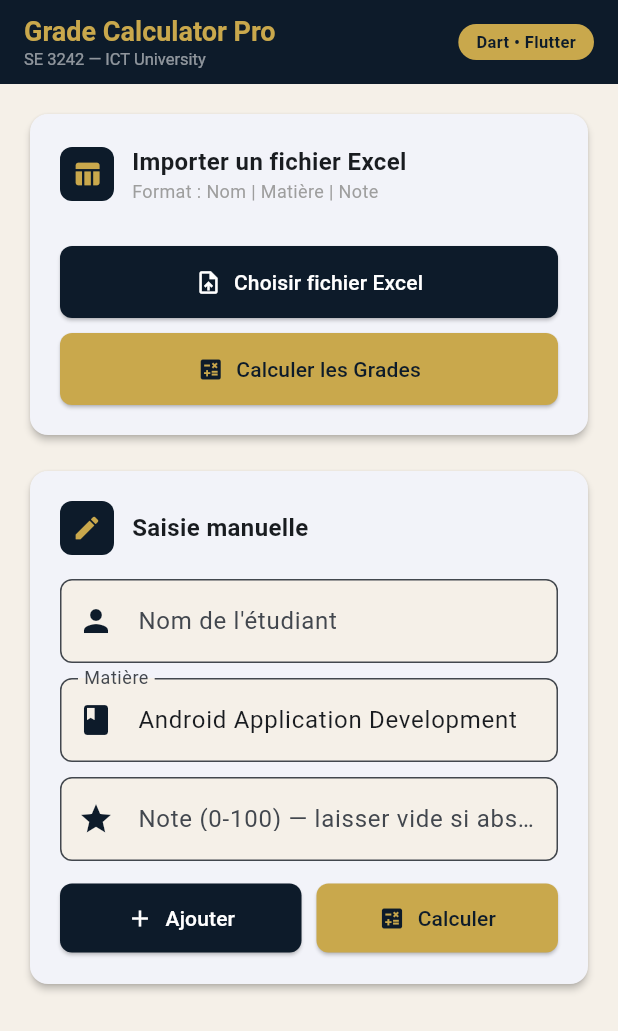
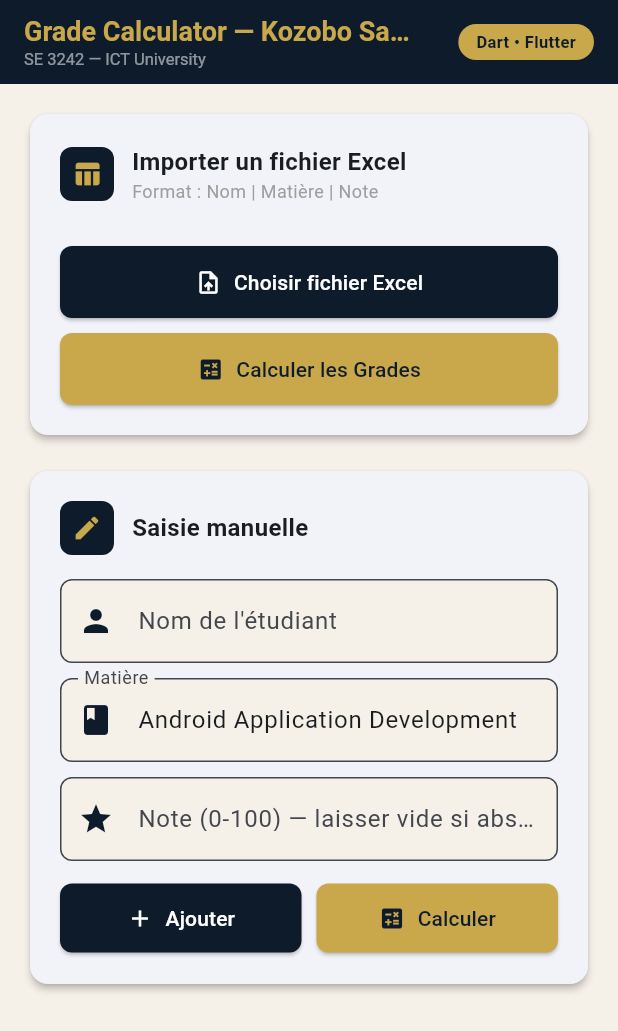
Before and after one commit to kozobosarahyvanna-cloud/grade-calculator-flutter, a Flutter app: the screen it shows after launch, on a phone screen of 412 x 824 dp. Shown: the top 1031 px of the screen. Run offline on Flutter 3.47's test engine with Material 3 defaults, Android fonts, the phone set to English and light mode, and no system bars; our stand-ins replace file_picker, pdf, printing; missing offline and left inert: excel.

Commit message:
Personnalisation titre application

```diff
--- a/lib/main.dart
+++ b/lib/main.dart
@@ -246,7 +246,7 @@ final scoreRaw = row[2]?.value != null ? row[2]!.value.toString().trim() : '';
       appBar: AppBar(
         backgroundColor: navy,
         title: const Column(crossAxisAlignment: CrossAxisAlignment.start, children: [
-          Text('Grade Calculator Pro', style: TextStyle(color: gold, fontWeight: FontWeight.bold, fontSize: 18)),
+          Text('Grade Calculator — Kozobo Sarah', style: TextStyle(color: gold, fontWeight: FontWeight.bold, fontSize: 18)),
           Text('SE 3242 — ICT University', style: TextStyle(color: Colors.white54, fontSize: 11)),
         ]),
         actions: [Container(
```
